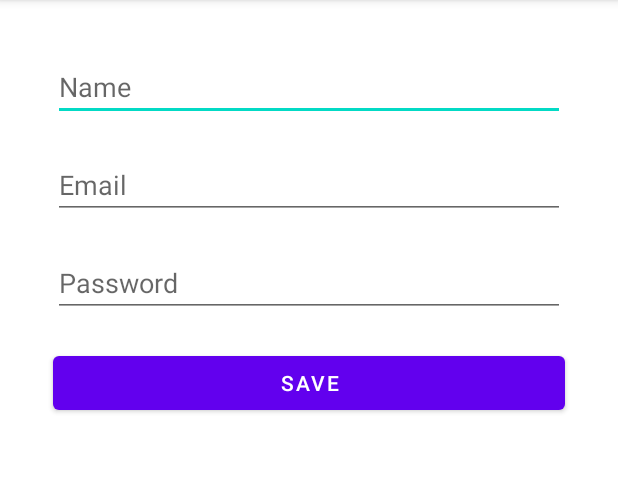
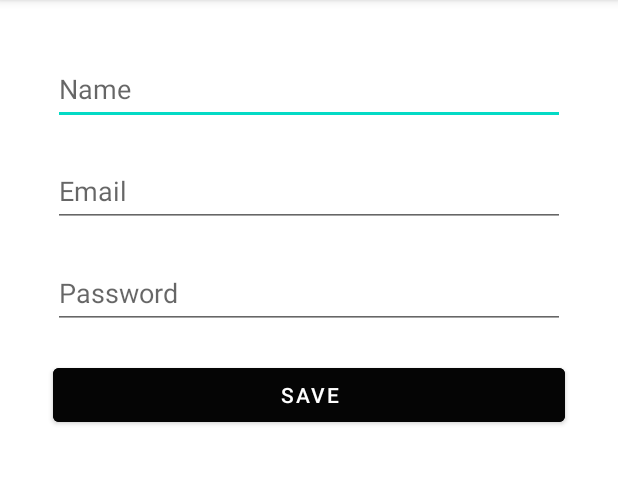
Before and after one commit to youssefshawkat/shoppingapp, an Android app: the RegistrationActivity screen opened directly, with no data from a screen before it, on a phone screen of 412 x 824 dp, the part 84-568 px from its top. Run offline under Robolectric (Android 15) with nearby library versions, the phone set to English and light mode, and no system bars.

Commit message:
changed button colors on both sign in and registration screens to match desired design (black).

```diff
--- a/app/src/main/res/layout/activity_registration.xml
+++ b/app/src/main/res/layout/activity_registration.xml
@@ -3,9 +3,9 @@
     xmlns:tools="http://schemas.android.com/tools"
     android:layout_width="match_parent"
     android:layout_height="match_parent"
+    android:layout_margin="15dp"
     android:orientation="vertical"
     android:padding="10dp"
-    android:layout_margin="15dp"
     tools:context=".RegistrationActivity">
 
     <EditText
@@ -13,10 +13,12 @@
         android:id="@+id/et_name"
         android:layout_width="match_parent"
         android:layout_height="wrap_content"
+        android:layout_margin="10dp"
         android:ems="10"
         android:hint="@string/name_hint"
-        android:layout_margin="10dp"
-        android:inputType="textPassword" />
+        android:inputType="textPassword"
+        android:minHeight="48dp"
+        android:importantForAutofill="no" />
 
 
     <EditText
@@ -24,11 +26,12 @@
         android:id="@+id/et_email"
         android:layout_width="match_parent"
         android:layout_height="wrap_content"
+        android:layout_margin="10dp"
         android:ems="10"
         android:hint="@string/email"
-        android:layout_margin="10dp"
-        android:inputType="textEmailAddress" />
-
+        android:inputType="textEmailAddress"
+        android:minHeight="48dp"
+        android:importantForAutofill="no" />
 
 
     <EditText
@@ -37,10 +40,12 @@
         android:id="@+id/et_password"
         android:layout_width="match_parent"
         android:layout_height="wrap_content"
+        android:layout_margin="10dp"
         android:ems="10"
         android:hint="@string/hint_password"
-        android:layout_margin="10dp"
-        android:inputType="textPassword" />
+        android:inputType="textPassword"
+        android:minHeight="48dp"
+        android:importantForAutofill="no" />
 
 
     <Button
@@ -48,6 +53,7 @@
         android:layout_width="match_parent"
         android:layout_height="wrap_content"
         android:layout_margin="10dp"
+        android:backgroundTint="#050505"
         android:text="@string/save_btn" />
 
 
```
Also changed, not shown: app/src/main/res/layout/activity_main.xml (+12 -9 lines).
